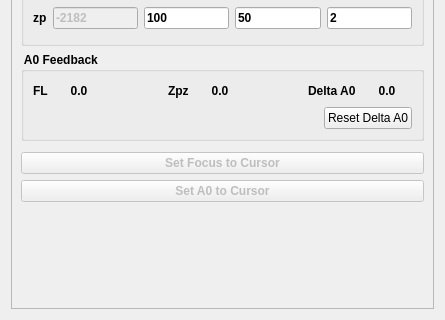
Canadian-Light-Source/pyStxm, file cls/applications/pyStxm/bl_configs/base_scan_plugins/focus_scan/focus_scan.ui: the form before one commit; both pictures show x 0 to 445 and y 334 to 654 of the 445 by 654 pixel window.
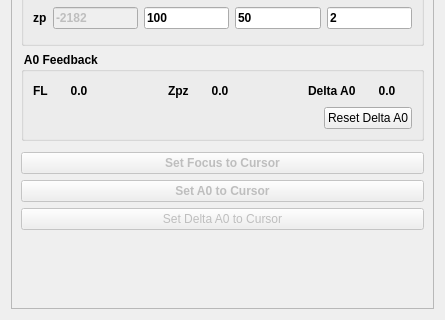
The form after the commit. Icons and pictures are not drawn.

Commit message: added delta A0 support

```diff
--- a/cls/applications/pyStxm/bl_configs/base_scan_plugins/focus_scan/focus_scan.ui
+++ b/cls/applications/pyStxm/bl_configs/base_scan_plugins/focus_scan/focus_scan.ui
@@ -7,7 +7,7 @@
     <x>0</x>
     <y>0</y>
     <width>445</width>
-    <height>644</height>
+    <height>650</height>
    </rect>
   </property>
   <property name="focusPolicy">
@@ -868,6 +868,16 @@
         </property>
        </widget>
       </item>
+      <item>
+       <widget class="QPushButton" name="setDeltaA0Btn">
+        <property name="enabled">
+         <bool>false</bool>
+        </property>
+        <property name="text">
+         <string>Set Delta A0 to Cursor</string>
+        </property>
+       </widget>
+      </item>
       <item>
        <spacer name="verticalSpacer">
         <property name="orientation">
```
Left out of the diff: 4 changed lines with no effect on the pictures. The commit also changes 2 other files.
